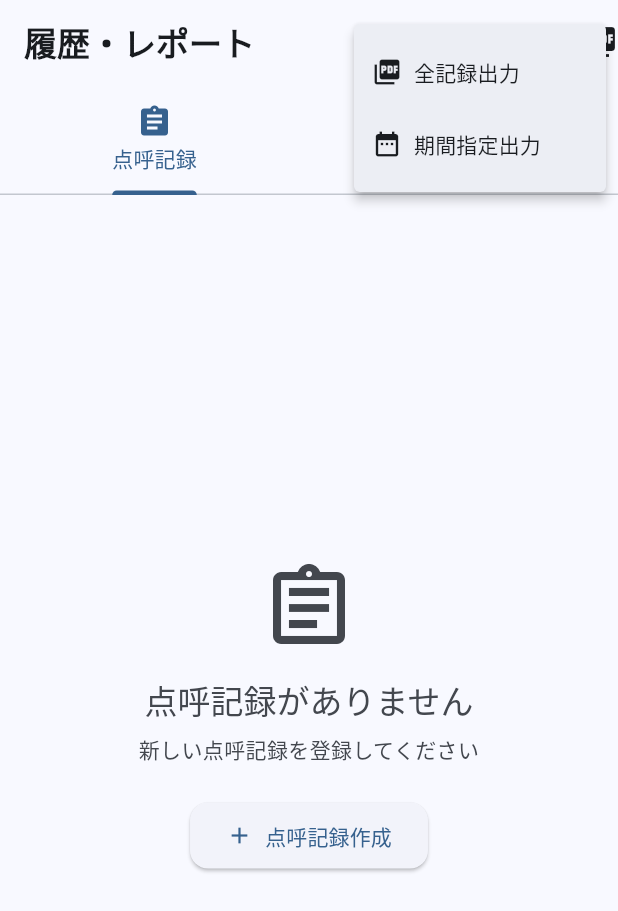
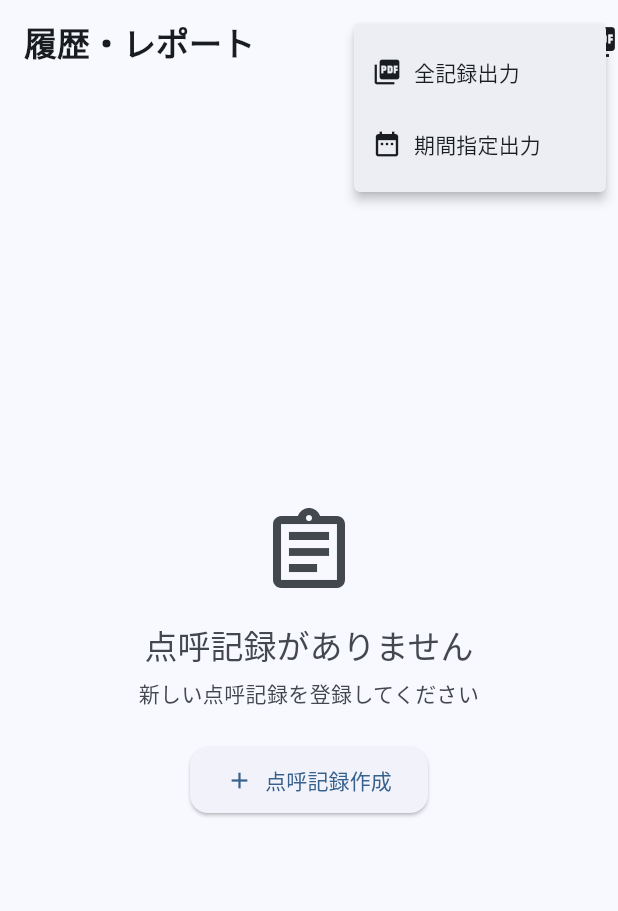
Before and after one commit to rE09o1v/transport_daily_report, a Flutter app: the RollCallListScreen screen opened directly, after a tap on the "picture as pdf" icon, on a phone screen of 412 x 824 dp. Shown: the top 911 px of the screen. Run offline on Flutter 3.47's test engine with Material 3 defaults, Android fonts, the phone set to English and light mode, and no system bars; our stand-ins replace csv, fl_chart, flutter_dotenv, flutter_local_notifications, flutter_map, geolocator and 7 more; missing offline and left inert: flutter_background_service, googleapis; accounts and stored records are empty.

Commit message:
feat: 点呼記録のメーター値メニューを走行距離タブに移植
- MileageTrackingScreenに4つ目のタブとしてメーター値履歴を追加
- RollCallListScreenからメーター値タブを削除し点呼記録専用に変更
- 機能の完全分離を実現

```diff
--- a/lib/screens/roll_call_list_screen.dart
+++ b/lib/screens/roll_call_list_screen.dart
@@ -9,7 +9,6 @@ import 'package:intl/intl.dart';
 import 'package:share_plus/share_plus.dart';
 import '../utils/period_selector_dialog.dart';
 import '../utils/logger.dart';
-import '../widgets/mileage_history_widget.dart';
 import 'package:transport_daily_report/services/data_notifier_service.dart';
 
 class RollCallListScreen extends StatefulWidget {
@@ -20,26 +19,17 @@ class RollCallListScreen extends StatefulWidget {
 }
 
 class _RollCallListScreenState extends State<RollCallListScreen>
-    with SingleTickerProviderStateMixin, DataNotifierMixin {
+    with DataNotifierMixin {
   final _storageService = StorageService();
   final _pdfService = PdfService();
   Map<DateTime, List<RollCallRecord>> _groupedRecords = {};
   bool _isLoading = true;
   bool _isGeneratingPdf = false;
 
-  late TabController _tabController;
-
   @override
   void initState() {
     super.initState();
-    _tabController = TabController(length: 2, vsync: this);
     _loadRollCallRecords();
-  }
-
-  @override
-  void dispose() {
-    _tabController.dispose();
-    super.dispose();
   }
 
   @override
@@ -299,19 +289,7 @@ class _RollCallListScreenState extends State<RollCallListScreen>
     return Scaffold(
       appBar: AppBar(
         title: const Text('履歴・レポート'),
-        bottom: TabBar(
-          controller: _tabController,
-          tabs: const [
-            Tab(
-              icon: Icon(Icons.assignment),
-              text: '点呼記録',
-            ),
-            Tab(
-              icon: Icon(Icons.speed),
-              text: 'メーター値',
-            ),
-          ],
-        ),
+        // メーター値タブは走行距離タブに移行済み
         actions: [
           PopupMenuButton<String>(
             enabled: !_isGeneratingPdf,
@@ -360,11 +338,7 @@ class _RollCallListScreenState extends State<RollCallListScreen>
           ),
         ],
       ),
-      body: TabBarView(
-        controller: _tabController,
-        children: [
-          // 点呼記録タブ
-          _isLoading
+      body: _isLoading
           ? const ModernLoadingIndicator(message: '点呼記録を読み込み中...')
           : _groupedRecords.isEmpty
               ? EmptyStateWidget(
@@ -378,11 +352,6 @@ class _RollCallListScreenState extends State<RollCallListScreen>
                   ),
                 )
               : _buildRecordList(),
-
-          // メーター値履歴タブ
-          const MileageHistoryWidget(),
-        ],
-      ),
     );
   }
 
```
Also changed, not shown: lib/screens/mileage_tracking_screen.dart (+9 -1 lines). Lines whose indentation alone changed are shown as unchanged.
